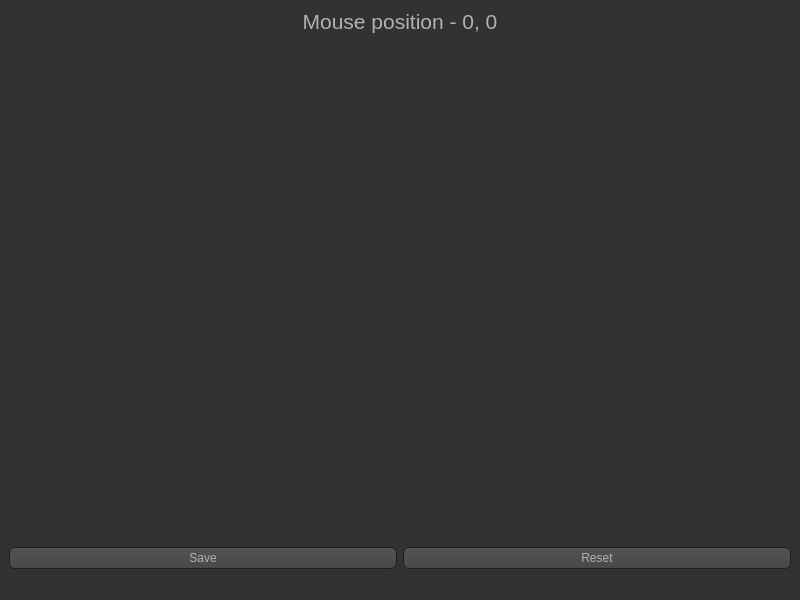
Qt form uiforDrawing.ui (Paikerite/Text-finder) before a commit.
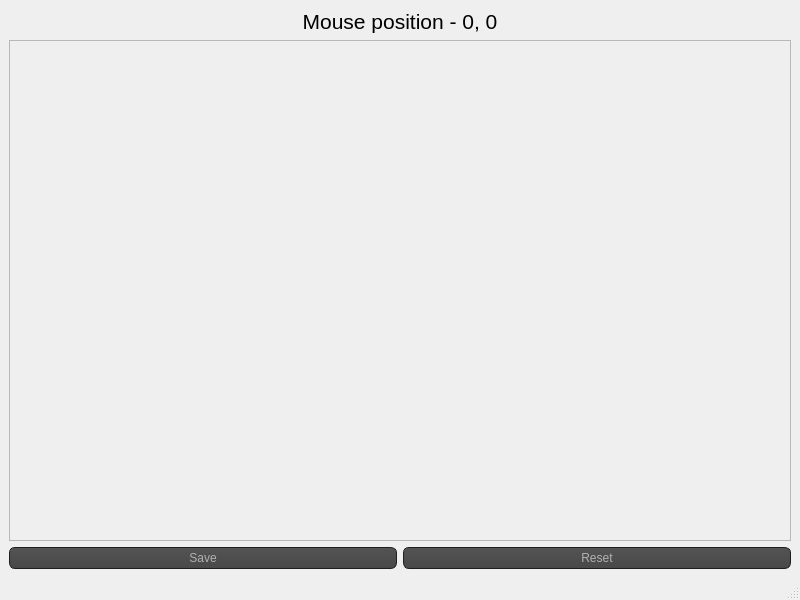
The same form after that commit. Icons and pictures are not drawn.

The edit to the form file:
```diff
--- a/uiforDrawing.ui
+++ b/uiforDrawing.ui
@@ -27,90 +27,6 @@
      opacity: 100;
 }
 
-QWidget
-{
-    color: #b1b1b1;
-    background-color: #323232;
-}
-
-QWidget:item:hover
-{
-    background-color: QLinearGradient( x1: 0, y1: 0, x2: 0, y2: 1, stop: 0 #ffa02f, stop: 1 #ca0619);
-    color: #000000;
-}
-
-QWidget:item:selected
-{
-    background-color: QLinearGradient( x1: 0, y1: 0, x2: 0, y2: 1, stop: 0 #ffa02f, stop: 1 #d7801a);
-}
-
-QMenuBar::item
-{
-    background: transparent;
-}
-
-QMenuBar::item:selected
-{
-    background: transparent;
-    border: 1px solid #ffaa00;
-}
-
-QMenuBar::item:pressed
-{
-    background: #444;
-    border: 1px solid #000;
-    background-color: QLinearGradient(
-        x1:0, y1:0,
-        x2:0, y2:1,
-        stop:1 #212121,
-        stop:0.4 #343434/*,
-        stop:0.2 #343434,
-        stop:0.1 #ffaa00*/
-    );
-    margin-bottom:-1px;
-    padding-bottom:1px;
-}
-
-QMenu
-{
-    border: 1px solid #000;
-}
-
-QMenu::item
-{
-    padding: 2px 20px 2px 20px;
-}
-
-QMenu::item:selected
-{
-    color: #000000;
-}
-
-QWidget:disabled
-{
-    color: #404040;
-    background-color: #323232;
-}
-
-QAbstractItemView
-{
-    background-color: QLinearGradient( x1: 0, y1: 0, x2: 0, y2: 1, stop: 0 #4d4d4d, stop: 0.1 #646464, stop: 1 #5d5d5d);
-}
-
-QWidget:focus
-{
-    /*border: 2px solid QLinearGradient( x1: 0, y1: 0, x2: 0, y2: 1, stop: 0 #ffa02f, stop: 1 #d7801a);*/
-}
-
-QLineEdit
-{
-    background-color: QLinearGradient( x1: 0, y1: 0, x2: 0, y2: 1, stop: 0 #4d4d4d, stop: 0 #646464, stop: 1 #5d5d5d);
-    padding: 1px;
-    border-style: solid;
-    border: 1px solid #1e1e1e;
-    border-radius: 5;
-}
-
 QPushButton
 {
     color: #b1b1b1;
@@ -129,357 +45,10 @@
 {
     background-color: QLinearGradient( x1: 0, y1: 0, x2: 0, y2: 1, stop: 0 #2d2d2d, stop: 0.1 #2b2b2b, stop: 0.5 #292929, stop: 0.9 #282828, stop: 1 #252525);
 }
-
-QComboBox
-{
-    selection-background-color: #ffaa00;
-    background-color: QLinearGradient( x1: 0, y1: 0, x2: 0, y2: 1, stop: 0 #565656, stop: 0.1 #525252, stop: 0.5 #4e4e4e, stop: 0.9 #4a4a4a, stop: 1 #464646);
-    border-style: solid;
-    border: 1px solid #1e1e1e;
-    border-radius: 5;
-}
-
-QComboBox:hover,QPushButton:hover
-{
-    border: 2px solid QLinearGradient( x1: 0, y1: 0, x2: 0, y2: 1, stop: 0 #ffa02f, stop: 1 #d7801a);
-}
-
-
-QComboBox:on
-{
-    padding-top: 3px;
-    padding-left: 4px;
-    background-color: QLinearGradient( x1: 0, y1: 0, x2: 0, y2: 1, stop: 0 #2d2d2d, stop: 0.1 #2b2b2b, stop: 0.5 #292929, stop: 0.9 #282828, stop: 1 #252525);
-    selection-background-color: #ffaa00;
-}
-
-QComboBox QAbstractItemView
-{
-    border: 2px solid darkgray;
-    selection-background-color: QLinearGradient( x1: 0, y1: 0, x2: 0, y2: 1, stop: 0 #ffa02f, stop: 1 #d7801a);
-}
-
-QComboBox::drop-down
-{
-     subcontrol-origin: padding;
-     subcontrol-position: top right;
-     width: 15px;
-
-     border-left-width: 0px;
-     border-left-color: darkgray;
-     border-left-style: solid; /* just a single line */
-     border-top-right-radius: 3px; /* same radius as the QComboBox */
-     border-bottom-right-radius: 3px;
- }
-
-QComboBox::down-arrow
-{
-     image: url(:/down_arrow.png);
-}
-
-QGroupBox:focus
-{
-border: 2px solid QLinearGradient( x1: 0, y1: 0, x2: 0, y2: 1, stop: 0 #ffa02f, stop: 1 #d7801a);
-}
-
-QTextEdit:focus
-{
-    border: 2px solid QLinearGradient( x1: 0, y1: 0, x2: 0, y2: 1, stop: 0 #ffa02f, stop: 1 #d7801a);
-}
-
-QScrollBar:horizontal {
-     border: 1px solid #222222;
-     background: QLinearGradient( x1: 0, y1: 0, x2: 0, y2: 1, stop: 0.0 #121212, stop: 0.2 #282828, stop: 1 #484848);
-     height: 7px;
-     margin: 0px 16px 0 16px;
-}
-
-QScrollBar::handle:horizontal
-{
-      background: QLinearGradient( x1: 0, y1: 0, x2: 1, y2: 0, stop: 0 #ffa02f, stop: 0.5 #d7801a, stop: 1 #ffa02f);
-      min-height: 20px;
-      border-radius: 2px;
-}
-
-QScrollBar::add-line:horizontal {
-      border: 1px solid #1b1b19;
-      border-radius: 2px;
-      background: QLinearGradient( x1: 0, y1: 0, x2: 1, y2: 0, stop: 0 #ffa02f, stop: 1 #d7801a);
-      width: 14px;
-      subcontrol-position: right;
-      subcontrol-origin: margin;
-}
-
-QScrollBar::sub-line:horizontal {
-      border: 1px solid #1b1b19;
-      border-radius: 2px;
-      background: QLinearGradient( x1: 0, y1: 0, x2: 1, y2: 0, stop: 0 #ffa02f, stop: 1 #d7801a);
-      width: 14px;
-     subcontrol-position: left;
-     subcontrol-origin: margin;
-}
-
-QScrollBar::right-arrow:horizontal, QScrollBar::left-arrow:horizontal
-{
-      border: 1px solid black;
-      width: 1px;
-      height: 1px;
-      background: white;
-}
-
-QScrollBar::add-page:horizontal, QScrollBar::sub-page:horizontal
-{
-      background: none;
-}
-
-QScrollBar:vertical
-{
-      background: QLinearGradient( x1: 0, y1: 0, x2: 1, y2: 0, stop: 0.0 #121212, stop: 0.2 #282828, stop: 1 #484848);
-      width: 7px;
-      margin: 16px 0 16px 0;
-      border: 1px solid #222222;
-}
-
-QScrollBar::handle:vertical
-{
-      background: QLinearGradient( x1: 0, y1: 0, x2: 0, y2: 1, stop: 0 #ffa02f, stop: 0.5 #d7801a, stop: 1 #ffa02f);
-      min-height: 20px;
-      border-radius: 2px;
-}
-
-QScrollBar::add-line:vertical
-{
-      border: 1px solid #1b1b19;
-      border-radius: 2px;
-      background: QLinearGradient( x1: 0, y1: 0, x2: 0, y2: 1, stop: 0 #ffa02f, stop: 1 #d7801a);
-      height: 14px;
-      subcontrol-position: bottom;
-      subcontrol-origin: margin;
-}
-
-QScrollBar::sub-line:vertical
-{
-      border: 1px solid #1b1b19;
-      border-radius: 2px;
-      background: QLinearGradient( x1: 0, y1: 0, x2: 0, y2: 1, stop: 0 #d7801a, stop: 1 #ffa02f);
-      height: 14px;
-      subcontrol-position: top;
-      subcontrol-origin: margin;
-}
-
-QScrollBar::up-arrow:vertical, QScrollBar::down-arrow:vertical
-{
-      border: 1px solid black;
-      width: 1px;
-      height: 1px;
-      background: white;
-}
-
-
-QScrollBar::add-page:vertical, QScrollBar::sub-page:vertical
-{
-      background: none;
-}
-
-QTextEdit
-{
-    background-color: #242424;
-}
-
-QPlainTextEdit
-{
-    background-color: #242424;
-}
-
-QHeaderView::section
-{
-    background-color: QLinearGradient(x1:0, y1:0, x2:0, y2:1, stop:0 #616161, stop: 0.5 #505050, stop: 0.6 #434343, stop:1 #656565);
-    color: white;
-    padding-left: 4px;
-    border: 1px solid #6c6c6c;
-}
-
-QCheckBox:disabled
-{
-color: #414141;
-}
-
-QDockWidget::title
-{
-    text-align: center;
-    spacing: 3px; /* spacing between items in the tool bar */
-    background-color: QLinearGradient(x1:0, y1:0, x2:0, y2:1, stop:0 #323232, stop: 0.5 #242424, stop:1 #323232);
-}
-
-QDockWidget::close-button, QDockWidget::float-button
-{
-    text-align: center;
-    spacing: 1px; /* spacing between items in the tool bar */
-    background-color: QLinearGradient(x1:0, y1:0, x2:0, y2:1, stop:0 #323232, stop: 0.5 #242424, stop:1 #323232);
-}
-
-QDockWidget::close-button:hover, QDockWidget::float-button:hover
-{
-    background: #242424;
-}
-
-QDockWidget::close-button:pressed, QDockWidget::float-button:pressed
-{
-    padding: 1px -1px -1px 1px;
-}
-
-QMainWindow::separator
-{
-    background-color: QLinearGradient(x1:0, y1:0, x2:0, y2:1, stop:0 #161616, stop: 0.5 #151515, stop: 0.6 #212121, stop:1 #343434);
-    color: white;
-    padding-left: 4px;
-    border: 1px solid #4c4c4c;
-    spacing: 3px; /* spacing between items in the tool bar */
-}
-
-QMainWindow::separator:hover
-{
-
-    background-color: QLinearGradient(x1:0, y1:0, x2:0, y2:1, stop:0 #d7801a, stop:0.5 #b56c17 stop:1 #ffa02f);
-    color: white;
-    padding-left: 4px;
-    border: 1px solid #6c6c6c;
-    spacing: 3px; /* spacing between items in the tool bar */
-}
-
-QToolBar::handle
-{
-     spacing: 3px; /* spacing between items in the tool bar */
-     background: url(:/images/handle.png);
-}
-
-QMenu::separator
-{
-    height: 2px;
-    background-color: QLinearGradient(x1:0, y1:0, x2:0, y2:1, stop:0 #161616, stop: 0.5 #151515, stop: 0.6 #212121, stop:1 #343434);
-    color: white;
-    padding-left: 4px;
-    margin-left: 10px;
-    margin-right: 5px;
-}
-
-QProgressBar
-{
-    border: 2px solid grey;
-    border-radius: 5px;
-    text-align: center;
-}
-
-QProgressBar::chunk
-{
-    background-color: #d7801a;
-    width: 2.15px;
-    margin: 0.5px;
-}
-
-QTabBar::tab {
-    color: #b1b1b1;
-    border: 1px solid #444;
-    border-bottom-style: none;
-    background-color: #323232;
-    padding-left: 10px;
-    padding-right: 10px;
-    padding-top: 3px;
-    padding-bottom: 2px;
-    margin-right: -1px;
-}
-
-QTabWidget::pane {
-    border: 1px solid #444;
-    top: 1px;
-}
-
-QTabBar::tab:last
-{
-    margin-right: 0; /* the last selected tab has nothing to overlap with on the right */
-    border-top-right-radius: 3px;
-}
-
-QTabBar::tab:first:!selected
-{
- margin-left: 0px; /* the last selected tab has nothing to overlap with on the right */
-
-
-    border-top-left-radius: 3px;
-}
-
-QTabBar::tab:!selected
-{
-    color: #b1b1b1;
-    border-bottom-style: solid;
-    margin-top: 3px;
-    background-color: QLinearGradient(x1:0, y1:0, x2:0, y2:1, stop:1 #212121, stop:.4 #343434);
-}
-
-QTabBar::tab:selected
-{
-    border-top-left-radius: 3px;
-    border-top-right-radius: 3px;
-    margin-bottom: 0px;
-}
-
-QTabBar::tab:!selected:hover
-{
-    /*border-top: 2px solid #ffaa00;
-    padding-bottom: 3px;*/
-    border-top-left-radius: 3px;
-    border-top-right-radius: 3px;
-    background-color: QLinearGradient(x1:0, y1:0, x2:0, y2:1, stop:1 #212121, stop:0.4 #343434, stop:0.2 #343434, stop:0.1 #ffaa00);
-}
-
-QRadioButton::indicator:checked, QRadioButton::indicator:unchecked{
-    color: #b1b1b1;
-    background-color: #323232;
-    border: 1px solid #b1b1b1;
-    border-radius: 6px;
-}
-
-QRadioButton::indicator:checked
-{
-    background-color: qradialgradient(
-        cx: 0.5, cy: 0.5,
-        fx: 0.5, fy: 0.5,
-        radius: 1.0,
-        stop: 0.25 #ffaa00,
-        stop: 0.3 #323232
-    );
-}
-
-QCheckBox::indicator{
-    color: #b1b1b1;
-    background-color: #323232;
-    border: 1px solid #b1b1b1;
-    width: 9px;
-    height: 9px;
-}
-
-QRadioButton::indicator
-{
-    border-radius: 6px;
-}
-
-QRadioButton::indicator:hover, QCheckBox::indicator:hover
-{
-    border: 1px solid #ffaa00;
-}
-
-QCheckBox::indicator:checked
-{
-    image:url(:/images/checkbox.png);
-}
-
-QCheckBox::indicator:disabled, QRadioButton::indicator:disabled
-{
-    border: 1px solid #444;
-}</string>
+</string>
   </property>
   <widget class="QWidget" name="centralwidget">
-   <layout class="QVBoxLayout" name="verticalLayout" stretch="0,1,0">
+   <layout class="QVBoxLayout" name="verticalLayout" stretch="0,0,0">
     <item>
      <widget class="QLabel" name="positin_label">
       <property name="font">
@@ -496,13 +65,32 @@
      </widget>
     </item>
     <item>
-     <widget class="QLabel" name="label_2">
-      <property name="mouseTracking">
+     <widget class="QScrollArea" name="scrollArea">
+      <property name="widgetResizable">
        <bool>true</bool>
       </property>
-      <property name="text">
-       <string/>
-      </property>
+      <widget class="QWidget" name="scrollAreaWidgetContents">
+       <property name="geometry">
+        <rect>
+         <x>0</x>
+         <y>0</y>
+         <width>780</width>
+         <height>499</height>
+        </rect>
+       </property>
+       <layout class="QVBoxLayout" name="verticalLayout_2">
+        <item>
+         <widget class="QLabel" name="label_2">
+          <property name="mouseTracking">
+           <bool>true</bool>
+          </property>
+          <property name="text">
+           <string/>
+          </property>
+         </widget>
+        </item>
+       </layout>
+      </widget>
      </widget>
     </item>
     <item>
```
